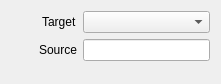
First picture: the form in src/Widgets/Inspector/TriCaster/InspectorNetworkSourceWidget.ui, repository CasparCG/client, before the edit.
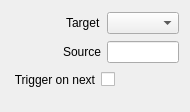
Second picture: the form after the edit.

Commit message: - Added trigger on next option for TriCaster items.

The edit to the form file:
```diff
--- a/src/Widgets/Inspector/TriCaster/InspectorNetworkSourceWidget.ui
+++ b/src/Widgets/Inspector/TriCaster/InspectorNetworkSourceWidget.ui
@@ -6,8 +6,8 @@
    <rect>
     <x>0</x>
     <y>0</y>
-    <width>221</width>
-    <height>84</height>
+    <width>185</width>
+    <height>112</height>
    </rect>
   </property>
   <property name="sizePolicy">
@@ -29,7 +29,7 @@
        </property>
        <property name="sizeHint" stdset="0">
         <size>
-         <width>31</width>
+         <width>55</width>
          <height>20</height>
         </size>
        </property>
@@ -66,7 +66,7 @@
        </property>
        <property name="sizeHint" stdset="0">
         <size>
-         <width>28</width>
+         <width>52</width>
          <height>20</height>
         </size>
        </property>
@@ -87,6 +87,59 @@
      </item>
     </layout>
    </item>
+   <item>
+    <layout class="QHBoxLayout" name="horizontalLayoutTriggerOnNext">
+     <item>
+      <spacer name="horizontalSpacerTriggerOnNext1">
+       <property name="orientation">
+        <enum>Qt::Horizontal</enum>
+       </property>
+       <property name="sizeType">
+        <enum>QSizePolicy::Fixed</enum>
+       </property>
+       <property name="sizeHint" stdset="0">
+        <size>
+         <width>2</width>
+         <height>20</height>
+        </size>
+       </property>
+      </spacer>
+     </item>
+     <item>
+      <widget class="QLabel" name="labelTriggerOnNext">
+       <property name="text">
+        <string>Trigger on next</string>
+       </property>
+       <property name="alignment">
+        <set>Qt::AlignRight|Qt::AlignTrailing|Qt::AlignVCenter</set>
+       </property>
+      </widget>
+     </item>
+     <item>
+      <widget class="QCheckBox" name="checkBoxTriggerOnNext">
+       <property name="layoutDirection">
+        <enum>Qt::RightToLeft</enum>
+       </property>
+       <property name="text">
+        <string/>
+       </property>
+      </widget>
+     </item>
+     <item>
+      <spacer name="horizontalSpacerTriggerOnNext2">
+       <property name="orientation">
+        <enum>Qt::Horizontal</enum>
+       </property>
+       <property name="sizeHint" stdset="0">
+        <size>
+         <width>40</width>
+         <height>20</height>
+        </size>
+       </property>
+      </spacer>
+     </item>
+    </layout>
+   </item>
    <item>
     <spacer name="verticalSpacerNetworkSource">
      <property name="orientation">
```
Left out of the diff: 21 changed lines with no effect on the pictures. The commit also changes 26 other files.
